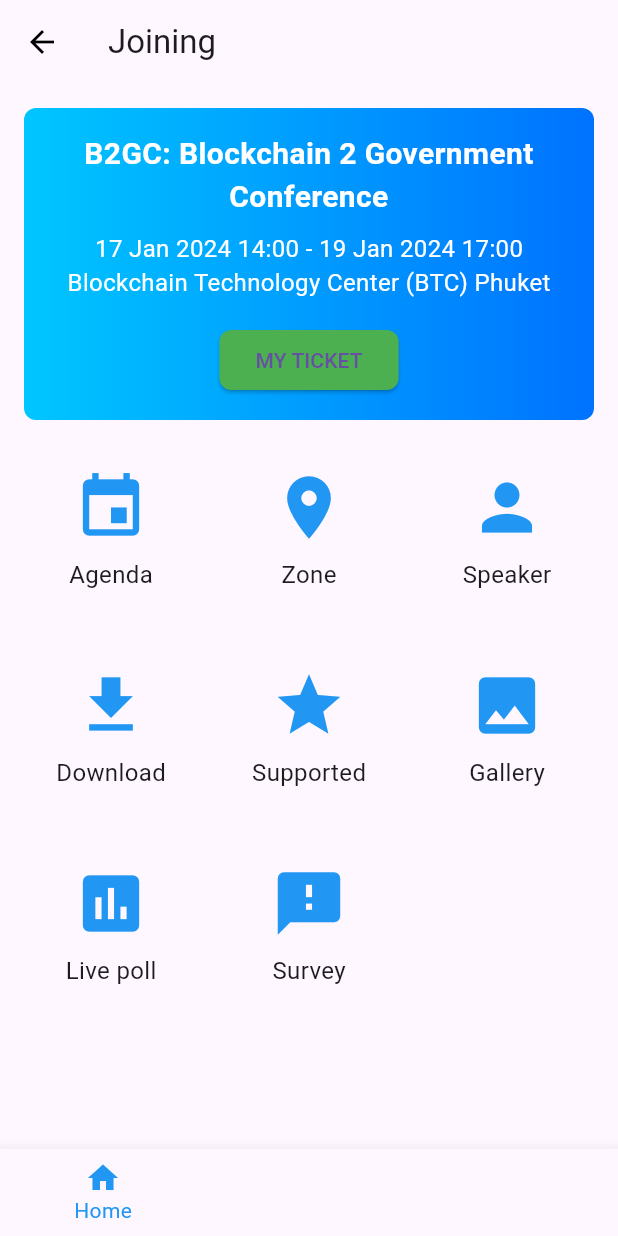
After one commit to wiratR/bizconnet_app, a Flutter app: the JoinEventScreen screen opened directly, on a phone screen of 412 x 824 dp. The commit adds this screen. Run offline on Flutter 3.47's test engine with Material 3 defaults, Android fonts, the phone set to English and light mode, and no system bars; our stand-ins replace qr_flutter, shared_preferences; missing offline and left inert: qr_code_scanner; accounts and stored records are empty.

Commit message:
add event scrren

```diff
--- a/bizconnect_app/lib/screens/event/event_screen.dart
+++ b/bizconnect_app/lib/screens/event/event_screen.dart
@@ -1,5 +1,6 @@
 import 'package:flutter/material.dart';
 import '../../components/card/event_card.dart';
+import './eventdetail/event_detail_screen.dart';
 
 class EventScreen extends StatelessWidget {
   @override
@@ -12,7 +13,17 @@
         padding: const EdgeInsets.all(16.0),
         child: Column(
           children: [
-            EventCard(title: "Today's Event", count: 3),
+            GestureDetector(
+              onTap: () {
+                Navigator.push(
+                  context,
+                  MaterialPageRoute(
+                    builder: (context) => EventDetailScreen(title: "Today's Event"),
+                  ),
+                );
+              },
+              child : EventCard(title: "Today's Event", count: 3),
+            ),
             SizedBox(height: 16),
             EventCard(title: 'Upcoming Event', count: 0),
             SizedBox(height: 16),
--- /dev/null
+++ b/bizconnect_app/lib/screens/event/eventdetail/event_detail_screen.dart
@@ -0,0 +1,19 @@
+import 'package:flutter/material.dart';
+
+class EventDetailScreen extends StatelessWidget {
+  final String title;
+
+  EventDetailScreen({required this.title});
+
+  @override
+  Widget build(BuildContext context) {
+    return Scaffold(
+      appBar: AppBar(
+        title: Text(title),
+      ),
+      body: Center(
+        child: Text('Details for $title'),
+      ),
+    );
+  }
+}
--- /dev/null
+++ b/bizconnect_app/lib/screens/event/join/join_event_screen.dart
@@ -0,0 +1,115 @@
+class JoinEventScreen extends StatelessWidget {
+  @override
+  Widget build(BuildContext context) {
+    return Scaffold(
+      appBar: AppBar(
+        title: Text('Joining'),
+        backgroundColor: Colors.transparent,
+        elevation: 0,
+        leading: IconButton(
+          icon: Icon(Icons.arrow_back, color: Colors.black),
+          onPressed: () {},
+        ),
+      ),
+      body: Padding(
+        padding: const EdgeInsets.all(16.0),
+        child: Column(
+          crossAxisAlignment: CrossAxisAlignment.center,
+          children: [
+            Container(
+              width: double.infinity,
+              decoration: BoxDecoration(
+                gradient: LinearGradient(
+                  colors: [Color(0xFF00C6FF), Color(0xFF0072FF)],
+                ),
+                borderRadius: BorderRadius.circular(8),
+              ),
+              child: Padding(
+                padding: const EdgeInsets.all(16.0),
+                child: Column(
+                  children: [
+                    Text(
+                      'B2GC: Blockchain 2 Government Conference',
+                      style: TextStyle(color: Colors.white, fontSize: 20, fontWeight: FontWeight.bold),
+                      textAlign: TextAlign.center,
+                    ),
+                    SizedBox(height: 8),
+                    Text(
+                      '17 Jan 2024 14:00 - 19 Jan 2024 17:00',
+                      style: TextStyle(color: Colors.white, fontSize: 16),
+                    ),
+                    Text(
+                      'Blockchain Technology Center (BTC) Phuket',
+                      style: TextStyle(color: Colors.white, fontSize: 16),
+                    ),
+                    SizedBox(height: 16),
+                    ElevatedButton(
+                      style: ElevatedButton.styleFrom(
+                        primary: Colors.green,
+                        shape: RoundedRectangleBorder(
+                          borderRadius: BorderRadius.circular(8),
+                        ),
+                      ),
+                      onPressed: () {},
+                      child: Text('MY TICKET'),
+                    ),
+                  ],
+                ),
+              ),
+            ),
+            SizedBox(height: 16),
+            Expanded(
+              child: GridView.count(
+                crossAxisCount: 3,
+                mainAxisSpacing: 16,
+                crossAxisSpacing: 16,
+                children: [
+                  _buildGridItem(Icons.event, 'Agenda'),
+                  _buildGridItem(Icons.location_on, 'Zone'),
+                  _buildGridItem(Icons.person, 'Speaker'),
+                  _buildGridItem(Icons.download, 'Download'),
+                  _buildGridItem(Icons.star, 'Supported'),
+                  _buildGridItem(Icons.photo, 'Gallery'),
+                  _buildGridItem(Icons.poll, 'Live poll'),
+                  _buildGridItem(Icons.feedback, 'Survey'),
+                ],
+              ),
+            ),
+          ],
+        ),
+      ),
+      bottomNavigationBar: BottomNavigationBar(
+        items: const <BottomNavigationBarItem>[
+          BottomNavigationBarItem(
+            icon: Icon(Icons.home),
+            label: 'Home',
+          ),
+          BottomNavigationBarItem(
+            icon: Icon(Icons.event),
+            label: 'My Event',
+          ),
+          BottomNavigationBarItem(
+            icon: Icon(Icons.favorite),
+            label: 'My Favorite',
+          ),
+          BottomNavigationBarItem(
+            icon: Icon(Icons.person),
+            label: 'Profile',
+          ),
+        ],
+        selectedItemColor: Colors.blue,
+      ),
+    );
+  }
+
+  Widget _buildGridItem(IconData icon, String label) {
+    return Column(
+      mainAxisAlignment: MainAxisAlignment.center,
+      children: [
+        Icon(icon, size: 50, color: Colors.blue),
+        SizedBox(height: 8),
+        Text(label, style: TextStyle(fontSize: 16)),
+      ],
+    );
+  }
+}
```
